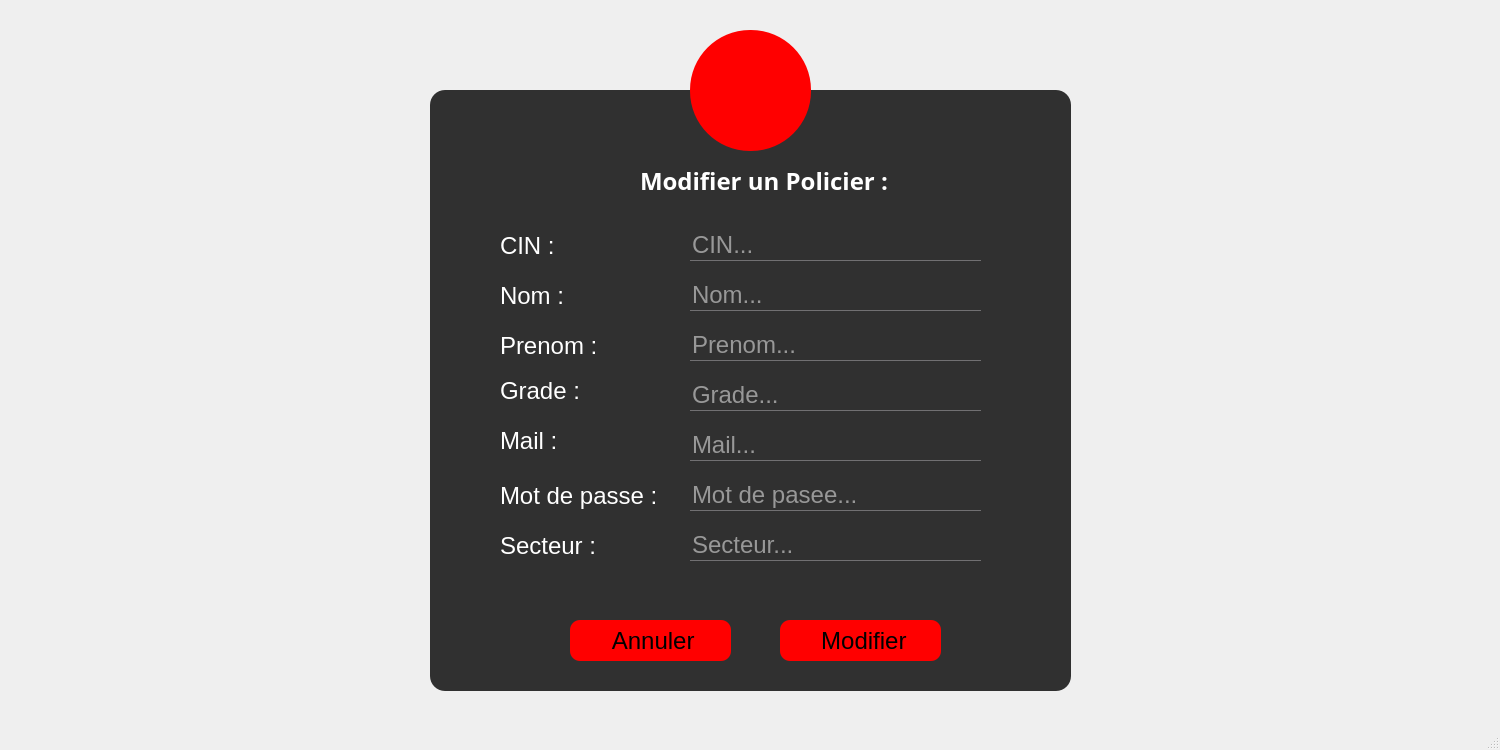
nefissaKhiari/Smart_Plolice_Station, file policestation.ui: the form before one commit.
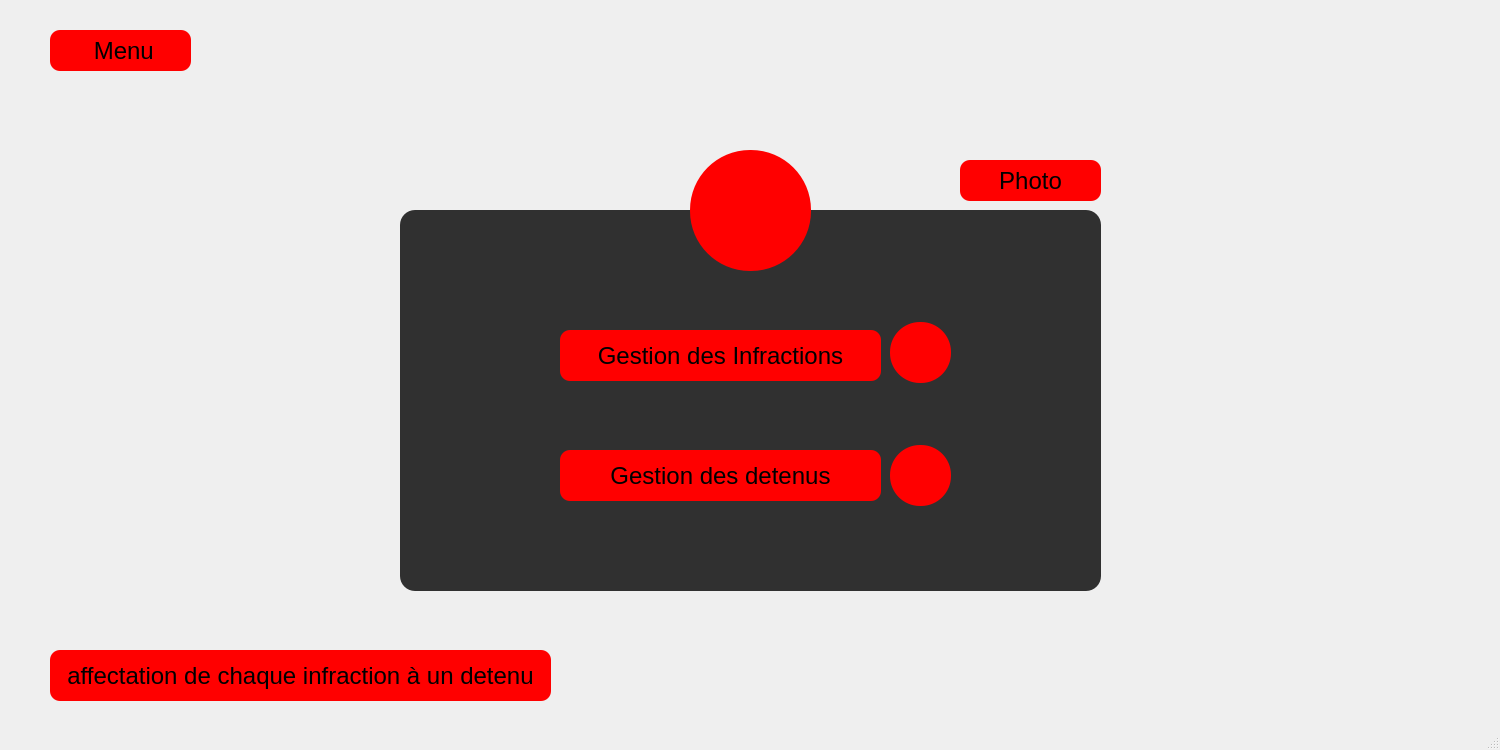
The form after the commit. Icons and pictures are not drawn.

The edit to the form file:
```diff
--- a/policestation.ui
+++ b/policestation.ui
@@ -75,7 +75,7 @@
     <property name="geometry">
      <rect>
       <x>0</x>
-      <y>10</y>
+      <y>0</y>
       <width>1501</width>
       <height>711</height>
      </rect>
@@ -99,7 +99,7 @@
 }</string>
     </property>
     <property name="currentIndex">
-     <number>40</number>
+     <number>44</number>
     </property>
     <widget class="QWidget" name="LogIn">
      <widget class="QToolButton" name="toolButton_14">
@@ -17148,6 +17148,201 @@
       </property>
      </widget>
     </widget>
+    <widget class="QWidget" name="GestionDetenus">
+     <widget class="QPushButton" name="B_GestionMission_2">
+      <property name="geometry">
+       <rect>
+        <x>50</x>
+        <y>650</y>
+        <width>501</width>
+        <height>51</height>
+       </rect>
+      </property>
+      <property name="styleSheet">
+       <string notr="true"/>
+      </property>
+      <property name="text">
+       <string>affectation de chaque infraction à un detenu</string>
+      </property>
+     </widget>
+     <widget class="QPushButton" name="B_BackToMenu_6">
+      <property name="geometry">
+       <rect>
+        <x>50</x>
+        <y>30</y>
+        <width>141</width>
+        <height>41</height>
+       </rect>
+      </property>
+      <property name="cursor">
+       <cursorShape>PointingHandCursor</cursorShape>
+      </property>
+      <property name="text">
+       <string> Menu</string>
+      </property>
+      <property name="icon">
+       <iconset>
+        <normaloff>:/recource/images/back-arrow.png</normaloff>:/recource/images/back-arrow.png</iconset>
+      </property>
+     </widget>
+     <widget class="QToolButton" name="toolButton_69">
+      <property name="geometry">
+       <rect>
+        <x>690</x>
+        <y>150</y>
+        <width>121</width>
+        <height>121</height>
+       </rect>
+      </property>
+      <property name="focusPolicy">
+       <enum>Qt::TabFocus</enum>
+      </property>
+      <property name="text">
+       <string/>
+      </property>
+      <property name="icon">
+       <iconset>
+        <normaloff>:/recource/images/icon.png</normaloff>:/recource/images/icon.png</iconset>
+      </property>
+      <property name="iconSize">
+       <size>
+        <width>62</width>
+        <height>62</height>
+       </size>
+      </property>
+     </widget>
+     <widget class="QFrame" name="frame_56">
+      <property name="geometry">
+       <rect>
+        <x>400</x>
+        <y>210</y>
+        <width>701</width>
+        <height>381</height>
+       </rect>
+      </property>
+      <property name="styleSheet">
+       <string notr="true"/>
+      </property>
+      <property name="frameShape">
+       <enum>QFrame::StyledPanel</enum>
+      </property>
+      <property name="frameShadow">
+       <enum>QFrame::Raised</enum>
+      </property>
+      <widget class="QPushButton" name="B_GestionInfraction">
+       <property name="geometry">
+        <rect>
+         <x>160</x>
+         <y>120</y>
+         <width>321</width>
+         <height>51</height>
+        </rect>
+       </property>
+       <property name="cursor">
+        <cursorShape>PointingHandCursor</cursorShape>
+       </property>
+       <property name="text">
+        <string>Gestion des Infractions</string>
+       </property>
+      </widget>
+      <widget class="QPushButton" name="B_GestioDetenus">
+       <property name="geometry">
+        <rect>
+         <x>160</x>
+         <y>240</y>
+         <width>321</width>
+         <height>51</height>
+        </rect>
+       </property>
+       <property name="cursor">
+        <cursorShape>PointingHandCursor</cursorShape>
+       </property>
+       <property name="styleSheet">
+        <string notr="true"/>
+       </property>
+       <property name="text">
+        <string>Gestion des detenus</string>
+       </property>
+      </widget>
+      <widget class="QToolButton" name="toolButton_70">
+       <property name="geometry">
+        <rect>
+         <x>490</x>
+         <y>112</y>
+         <width>61</width>
+         <height>61</height>
+        </rect>
+       </property>
+       <property name="styleSheet">
+        <string notr="true">border-radius:30px;</string>
+       </property>
+       <property name="text">
+        <string/>
+       </property>
+       <property name="icon">
+        <iconset>
+         <normaloff>:/recource/images/infraction.png</normaloff>:/recource/images/infraction.png</iconset>
+       </property>
+       <property name="iconSize">
+        <size>
+         <width>30</width>
+         <height>30</height>
+        </size>
+       </property>
+      </widget>
+      <widget class="QToolButton" name="toolButton_71">
+       <property name="geometry">
+        <rect>
+         <x>490</x>
+         <y>235</y>
+         <width>61</width>
+         <height>61</height>
+        </rect>
+       </property>
+       <property name="styleSheet">
+        <string notr="true">border-radius:30px;</string>
+       </property>
+       <property name="text">
+        <string/>
+       </property>
+       <property name="icon">
+        <iconset>
+         <normaloff>:/recource/images/detenu.png</normaloff>:/recource/images/detenu.png</iconset>
+       </property>
+       <property name="iconSize">
+        <size>
+         <width>30</width>
+         <height>30</height>
+        </size>
+       </property>
+      </widget>
+     </widget>
+     <widget class="QPushButton" name="B_BackToMenu_7">
+      <property name="geometry">
+       <rect>
+        <x>960</x>
+        <y>160</y>
+        <width>141</width>
+        <height>41</height>
+       </rect>
+      </property>
+      <property name="cursor">
+       <cursorShape>PointingHandCursor</cursorShape>
+      </property>
+      <property name="text">
+       <string>Photo</string>
+      </property>
+      <property name="icon">
+       <iconset>
+        <normaloff>:/recource/images/back-arrow.png</normaloff>:/recource/images/back-arrow.png</iconset>
+      </property>
+     </widget>
+     <zorder>B_GestionMission_2</zorder>
+     <zorder>B_BackToMenu_6</zorder>
+     <zorder>frame_56</zorder>
+     <zorder>toolButton_69</zorder>
+     <zorder>B_BackToMenu_7</zorder>
+    </widget>
    </widget>
   </widget>
   <widget class="QMenuBar" name="menubar">
```
Left out of the diff: 44 changed lines with no effect on the pictures.
